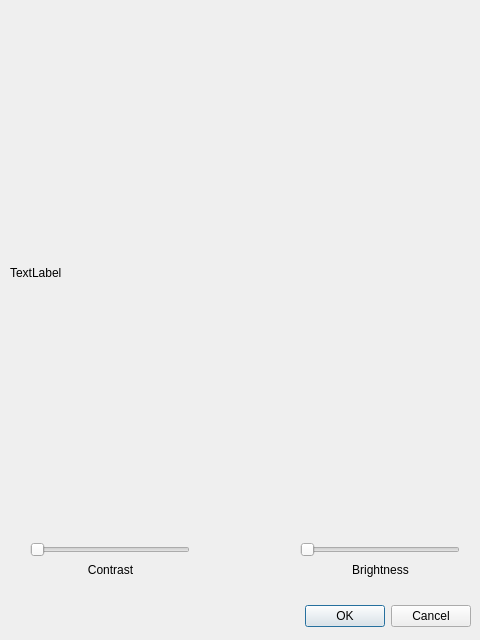
The window that contrast_brightness.ui (chehrehgosha/CrouseMV) describes before a commit, drawn with Qt 5.
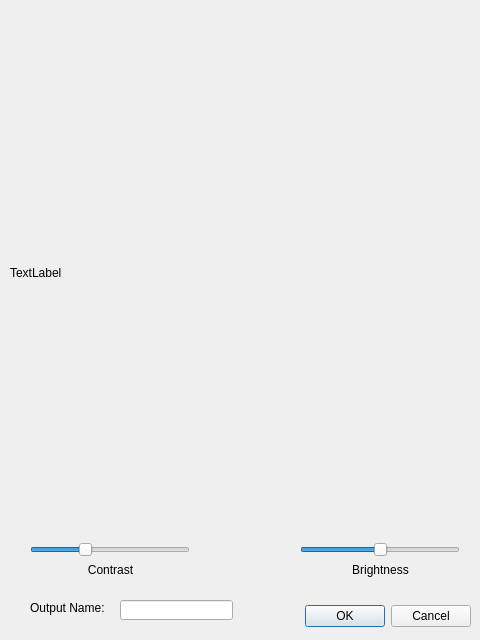
The same window after the commit.

Commit message: Contrast and brightness implemented

```diff
--- a/contrast_brightness.ui
+++ b/contrast_brightness.ui
@@ -51,14 +51,17 @@
      <height>19</height>
     </rect>
    </property>
+   <property name="minimum">
+    <number>0</number>
+   </property>
    <property name="maximum">
-    <number>100</number>
+    <number>300</number>
    </property>
    <property name="singleStep">
     <number>1</number>
    </property>
    <property name="value">
-    <number>0</number>
+    <number>100</number>
    </property>
    <property name="orientation">
     <enum>Qt::Horizontal</enum>
@@ -73,8 +76,11 @@
      <height>19</height>
     </rect>
    </property>
+   <property name="minimum">
+    <number>-200</number>
+   </property>
    <property name="maximum">
-    <number>100</number>
+    <number>200</number>
    </property>
    <property name="orientation">
     <enum>Qt::Horizontal</enum>
@@ -112,6 +118,29 @@
     <set>Qt::AlignCenter</set>
    </property>
   </widget>
+  <widget class="QLineEdit" name="OutputName">
+   <property name="geometry">
+    <rect>
+     <x>120</x>
+     <y>600</y>
+     <width>113</width>
+     <height>20</height>
+    </rect>
+   </property>
+  </widget>
+  <widget class="QLabel" name="label">
+   <property name="geometry">
+    <rect>
+     <x>30</x>
+     <y>600</y>
+     <width>81</width>
+     <height>16</height>
+    </rect>
+   </property>
+   <property name="text">
+    <string>Output Name:</string>
+   </property>
+  </widget>
  </widget>
  <resources/>
  <connections>
```
The commit also changes 7 other files.
